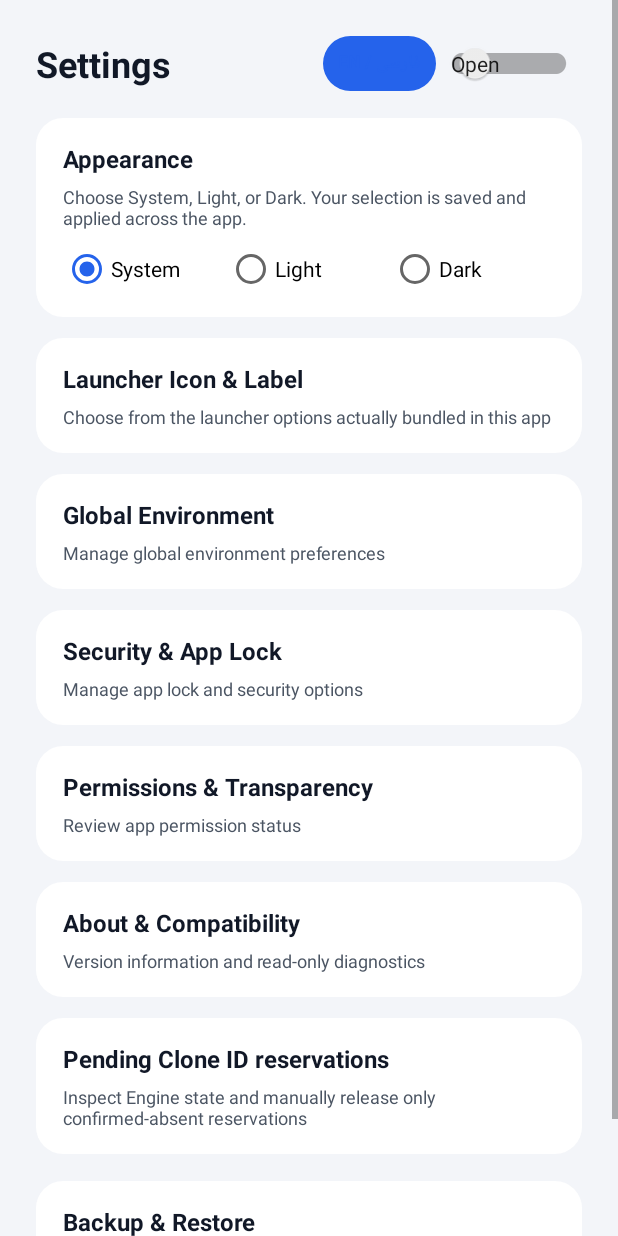
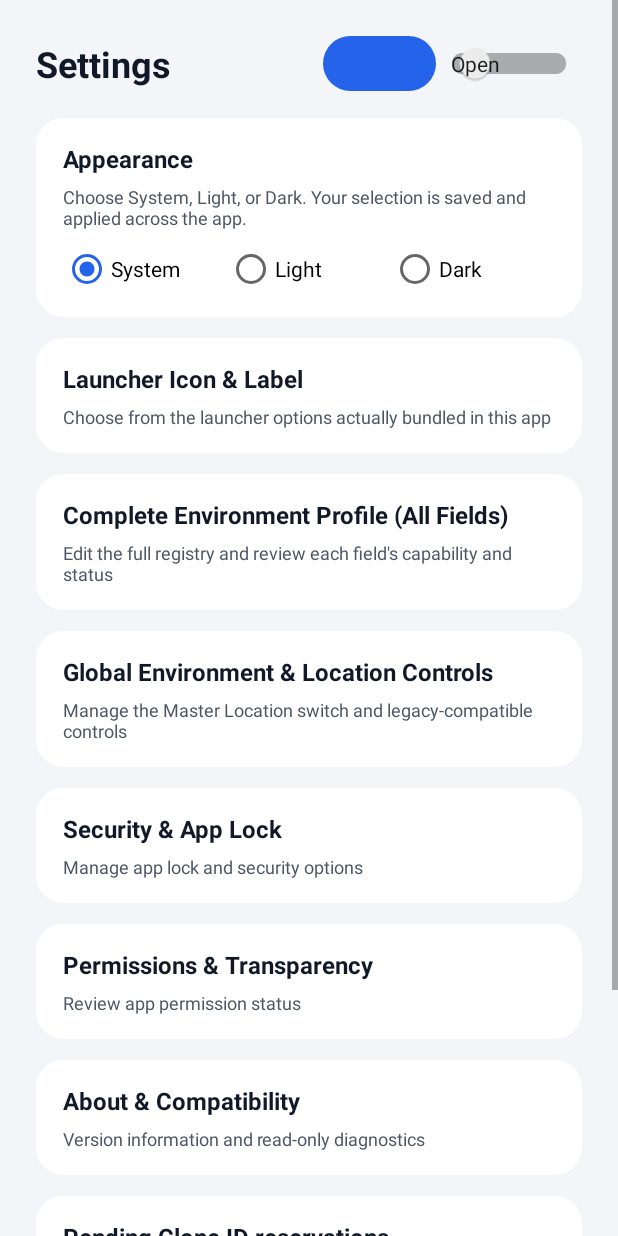
Before and after one commit to vaultveyra/VeyraVault-Project, an Android app: the SettingsHubActivity screen opened directly, with no data from a screen before it, on a phone screen of 412 x 824 dp. Run offline under Robolectric (Android 15) with nearby library versions, the phone set to English and light mode, and no system bars.

Commit message:
feat(profile): add complete registry-driven Global profile entry

```diff
--- a/app/src/main/java/com/veyravault/space/ui/SettingsHubActivity.java
+++ b/app/src/main/java/com/veyravault/space/ui/SettingsHubActivity.java
@@ -47,8 +47,13 @@ public class SettingsHubActivity extends BaseActivity {
                 fa ? "انتخاب از میان گزینه‌های واقعی بسته‌بندی‌شده در برنامه"
                    : "Choose from the launcher options actually bundled in this app",
                 AppIconNameActivity.class);
-        addRow(root, fa ? "محیط و پروفایل سراسری" : "Global Environment",
-                fa ? "مدیریت تنظیمات عمومی محیط" : "Manage global environment preferences",
+        addRow(root, fa ? "پروفایل کامل محیط (تمام فیلدها)" : "Complete Environment Profile (All Fields)",
+                fa ? "مدیریت فیلدهای سراسری و وضعیت واقعی هر قابلیت" :
+                        "Edit the full registry and review each field's capability and status",
+                ProfileDocumentEditorActivity.class);
+        addRow(root, fa ? "محیط و کنترل موقعیت سراسری" : "Global Environment & Location Controls",
+                fa ? "مدیریت کلید اصلی موقعیت و تنظیمات قدیمی سازگار" :
+                        "Manage the Master Location switch and legacy-compatible controls",
                 GlobalEnvironmentActivity.class);
         addRow(root, fa ? "امنیت و قفل برنامه" : "Security & App Lock",
                 fa ? "مدیریت قفل و گزینه‌های امنیتی" : "Manage app lock and security options",
```
